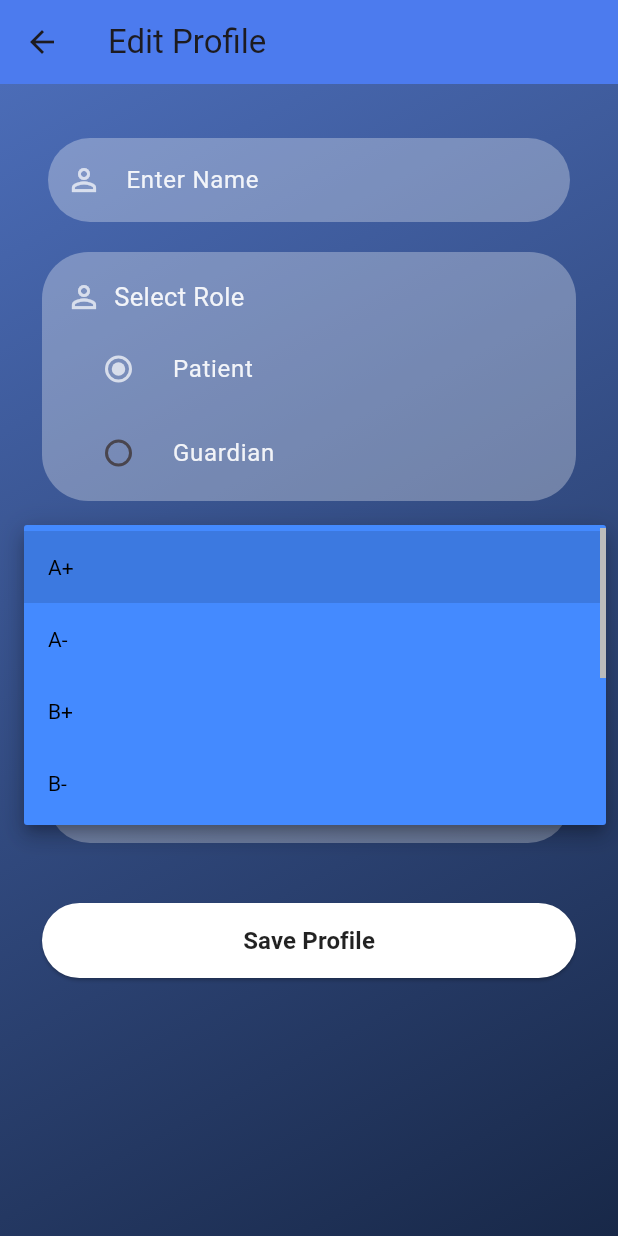
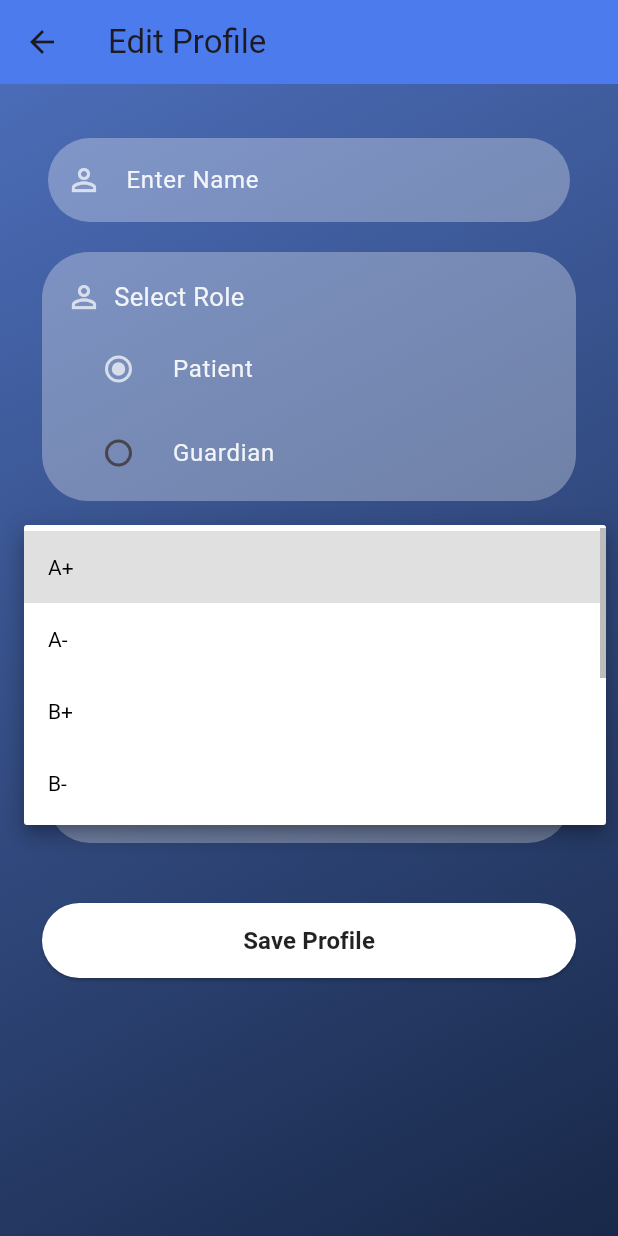
Before and after one commit to IshaK03/LY-Proj, a Flutter app: the ProfilePage screen opened directly, after a tap on "Enter Blood Group", on a phone screen of 412 x 824 dp. Run offline on Flutter 3.47's test engine with Material 3 defaults, Android fonts, the light colour scheme and no system bars; our stand-ins replace cloud_firestore, firebase_auth, firebase_core, firebase_messaging, image_picker; accounts and stored records are empty.

Commit message:
removed flutter local notifications and UI changes

```diff
--- a/frontend/lib/pages/profile.dart
+++ b/frontend/lib/pages/profile.dart
@@ -226,6 +226,8 @@ class _ProfilePageState extends State<ProfilePage> {
                 // Blood Group field (editable)
                 Container(
                   padding: const EdgeInsets.symmetric(horizontal: 16.0),
+                  decoration:
+                      BoxDecoration(borderRadius: BorderRadius.circular(200)),
                   child: DropdownButtonFormField<String>(
                     value: _bloodGroupController.text.isEmpty
                         ? null
@@ -259,22 +261,27 @@ class _ProfilePageState extends State<ProfilePage> {
 
                     // Items list (blood groups)
                     items: [
-                      'A+', 'A-', 'B+', 'B-', 'AB+', 'AB-', 'O+', 'O-',
+                      'A+',
+                      'A-',
+                      'B+',
+                      'B-',
+                      'AB+',
+                      'AB-',
+                      'O+',
+                      'O-',
                     ].map<DropdownMenuItem<String>>((String value) {
                       return DropdownMenuItem<String>(
                         value: value,
                         child: Text(
                           value,
-                          style: TextStyle(
-                              color: Colors
-                                  .black), // Text color for the dropdown items
+                          style: TextStyle(color: Colors.black),
                         ),
                       );
                     }).toList(),
 
                     // Dropdown menu customization
-                    dropdownColor:
-                        Colors.blueAccent, // Background color of the dropdown
+                    dropdownColor: const Color.fromARGB(
+                        255, 255, 255, 255), // Background color of the dropdown
                     menuMaxHeight:
                         200, // Set a max height for the dropdown menu
                     isExpanded:
@@ -283,7 +290,14 @@ class _ProfilePageState extends State<ProfilePage> {
                     alignment: Alignment.centerLeft,
                     selectedItemBuilder: (BuildContext context) {
                       return [
-                        'A+', 'A-', 'B+', 'B-', 'AB+', 'AB-', 'O+', 'O-',
+                        'A+',
+                        'A-',
+                        'B+',
+                        'B-',
+                        'AB+',
+                        'AB-',
+                        'O+',
+                        'O-',
                       ].map<Widget>((String item) {
                         return Text(
                           item,
@@ -329,7 +343,8 @@ class _ProfilePageState extends State<ProfilePage> {
                     controller: _emergencyContactsController,
                     style: const TextStyle(color: Colors.white),
                     decoration: InputDecoration(
-                      labelText: "Enter Emergency Contacts (Eg: +91XXXXXXXXXX, +91XXXXXXXXXX)",
+                      labelText:
+                          "Enter Emergency Contacts (Eg: +91XXXXXXXXXX, +91XXXXXXXXXX)",
                       labelStyle:
                           TextStyle(color: Colors.white.withOpacity(0.9)),
                       prefixIcon:
```
